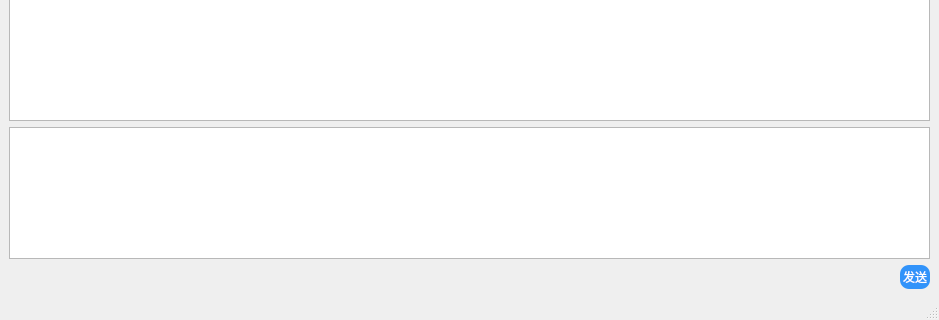
The window that Example/ChatDialog/mainwindow.ui (HWZen/socketor) describes before a commit, drawn with Qt 5; both pictures show x 0 to 939 and y 264 to 584 of the 939 by 584 pixel window.
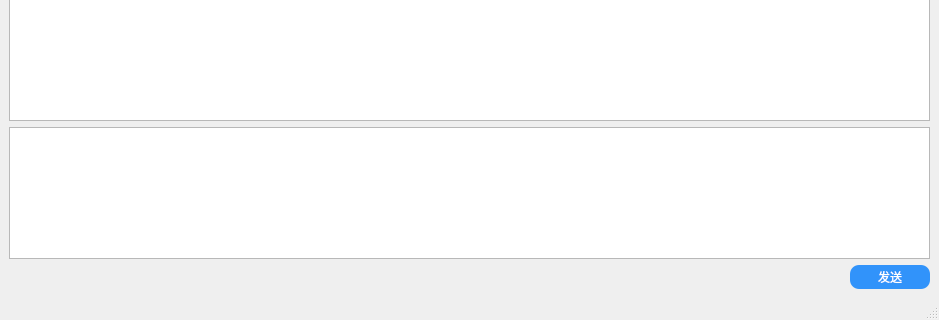
The same window after the commit. Icons and pictures are not drawn.

What changed in the file:
```diff
--- a/Example/ChatDialog/mainwindow.ui
+++ b/Example/ChatDialog/mainwindow.ui
@@ -597,7 +597,7 @@
      <widget class="QTextEdit" name="textEdit"/>
     </item>
     <item>
-     <layout class="QHBoxLayout" name="horizontalLayout">
+     <layout class="QHBoxLayout" name="horizontalLayout" stretch="0,0">
       <item>
        <spacer name="horizontalSpacer">
         <property name="orientation">
@@ -612,7 +612,13 @@
        </spacer>
       </item>
       <item>
-       <widget class="QPushButton" name="pushButton">
+       <widget class="QPushButton" name="sendButton">
+        <property name="minimumSize">
+         <size>
+          <width>80</width>
+          <height>0</height>
+         </size>
+        </property>
         <property name="text">
          <string>发送</string>
         </property>
```
